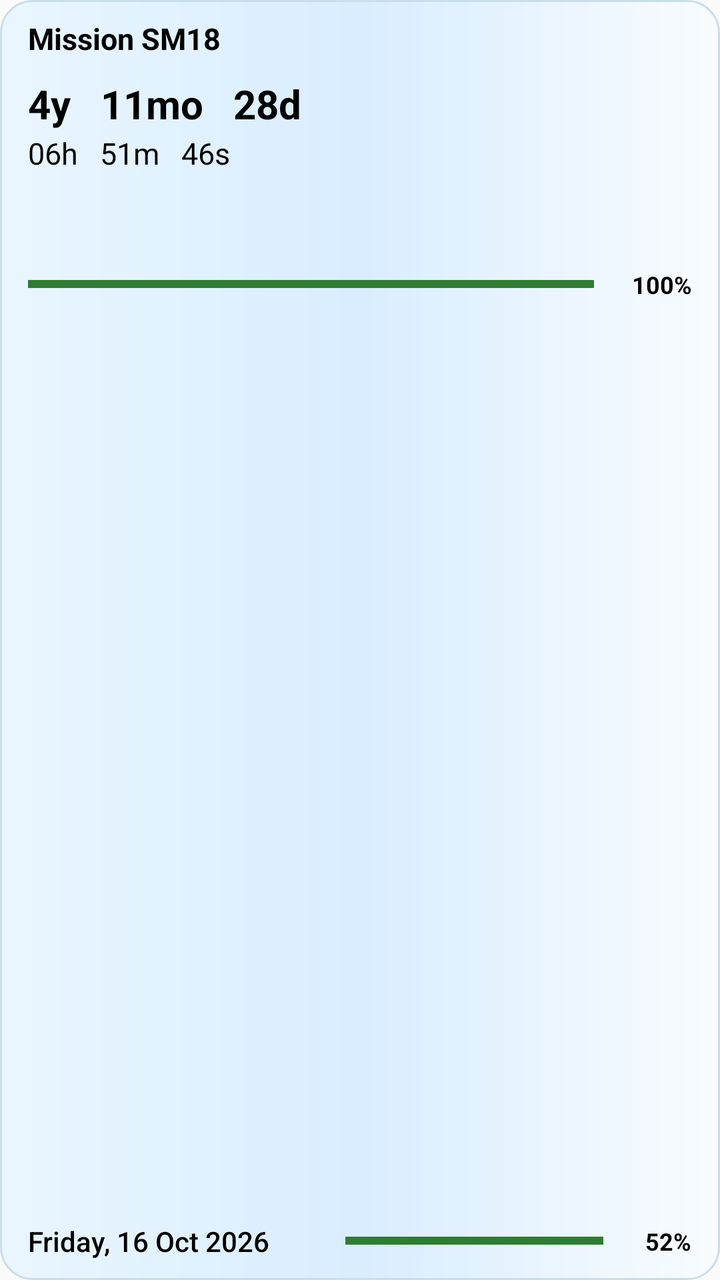
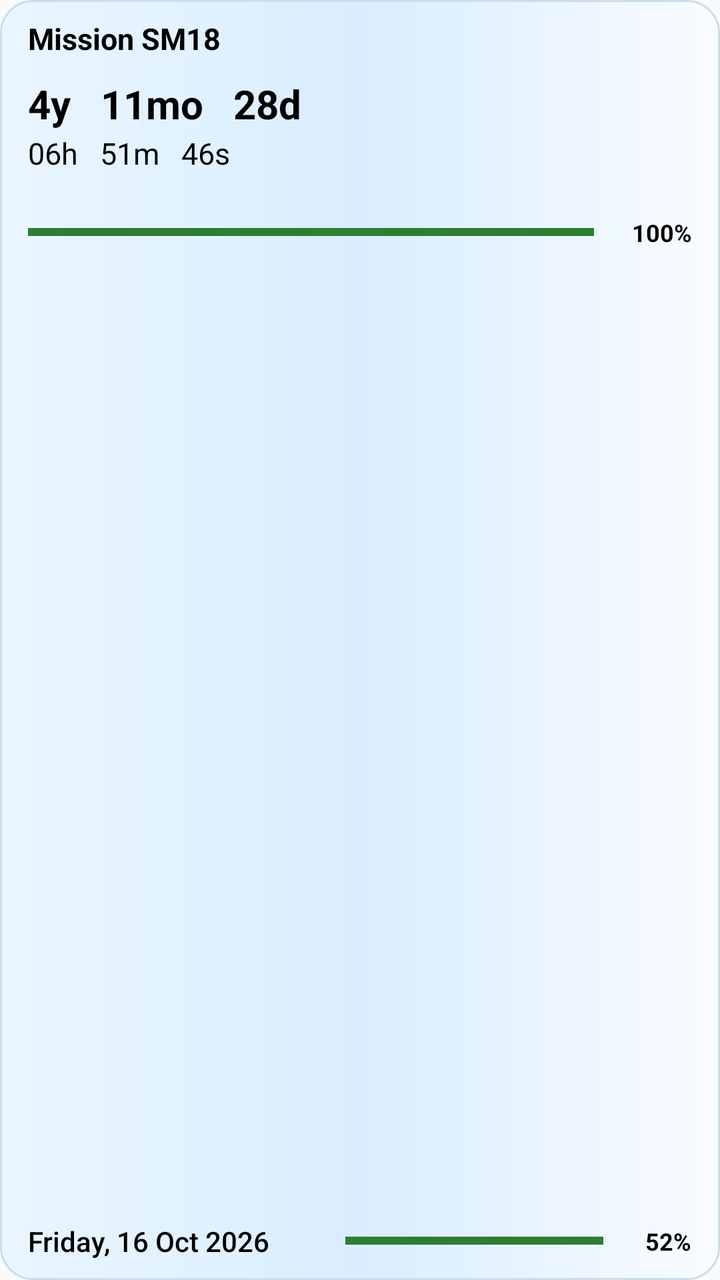

Compare the two renders of this Android layout. The source of the first and the diff that turns it into the second are given below.
<!-- AndroidManifest.xml: application theme android:Theme.Material.Light.NoActionBar -->
<!-- res/layout/countdown_widget.xml -->
<?xml version="1.0" encoding="utf-8"?>
<LinearLayout xmlns:android="http://schemas.android.com/apk/res/android"
    android:id="@+id/widget_root"
    android:layout_width="match_parent"
    android:layout_height="match_parent"
    android:orientation="vertical"
    android:gravity="top"
    android:paddingStart="14dp"
    android:paddingEnd="14dp"
    android:paddingTop="9dp"
    android:paddingBottom="10dp"
    android:background="@drawable/widget_background">

    <TextView
        android:id="@+id/widget_title"
        android:layout_width="match_parent"
        android:layout_height="wrap_content"
        android:text="Mission SM18"
        android:textColor="#FF000000"
        android:textSize="15sp"
        android:textStyle="bold"
        android:maxLines="1" />

    <TextView
        android:id="@+id/widget_date"
        android:layout_width="match_parent"
        android:layout_height="wrap_content"
        android:layout_marginTop="9dp"
        android:text="4y   11mo   28d"
        android:textColor="#FF000000"
        android:textSize="20sp"
        android:textStyle="bold"
        android:maxLines="1"
        android:ellipsize="end" />

    <LinearLayout
        android:id="@+id/widget_time_row"
        android:layout_width="match_parent"
        android:layout_height="wrap_content"
        android:layout_marginTop="3dp"
        android:gravity="center_vertical"
        android:orientation="horizontal">

        <TextView
            android:id="@+id/widget_time"
            android:layout_width="wrap_content"
            android:layout_height="wrap_content"
            android:text="06h   51m   46s"
            android:textColor="#FF000000"
            android:textSize="15sp"
            android:includeFontPadding="false"
            android:maxLines="1" />

    </LinearLayout>

    <LinearLayout
        android:id="@+id/widget_main_progress_row"
        android:layout_width="match_parent"
        android:layout_height="wrap_content"
        android:layout_marginTop="48dp"
        android:gravity="center_vertical"
        android:orientation="horizontal">
        <FrameLayout
            android:layout_width="0dp"
            android:layout_height="8dp"
            android:layout_weight="1">
            <ProgressBar android:id="@+id/widget_progress_green" style="?android:attr/progressBarStyleHorizontal" android:layout_width="match_parent" android:layout_height="8dp" android:max="1000" android:progress="1000" android:progressTint="#2E7D32" android:progressBackgroundTint="#559E9E9E" />
            <ProgressBar android:id="@+id/widget_progress_yellow" style="?android:attr/progressBarStyleHorizontal" android:layout_width="match_parent" android:layout_height="8dp" android:max="1000" android:progress="1000" android:progressTint="#F9A825" android:progressBackgroundTint="#559E9E9E" android:visibility="gone" />
            <ProgressBar android:id="@+id/widget_progress_orange" style="?android:attr/progressBarStyleHorizontal" android:layout_width="match_parent" android:layout_height="8dp" android:max="1000" android:progress="1000" android:progressTint="#EF6C00" android:progressBackgroundTint="#559E9E9E" android:visibility="gone" />
            <ProgressBar android:id="@+id/widget_progress_red" style="?android:attr/progressBarStyleHorizontal" android:layout_width="match_parent" android:layout_height="8dp" android:max="1000" android:progress="1000" android:progressTint="#C62828" android:progressBackgroundTint="#559E9E9E" android:visibility="gone" />
        </FrameLayout>
        <TextView
            android:id="@+id/widget_main_percent"
            android:layout_width="42dp"
            android:layout_height="wrap_content"
            android:layout_marginStart="7dp"
            android:gravity="end|center_vertical"
            android:text="100%"
            android:textColor="#FF000000"
            android:textSize="12sp"
            android:textStyle="bold"
            android:maxLines="1" />
    </LinearLayout>

    <LinearLayout
        android:layout_width="match_parent"
        android:layout_height="0dp"
        android:layout_weight="1"
        android:orientation="vertical" />

    <LinearLayout
        android:id="@+id/widget_bottom_row"
        android:layout_width="match_parent"
        android:layout_height="wrap_content"
        android:layout_marginTop="8dp"
        android:gravity="center_vertical"
        android:orientation="horizontal">
        <TextView
            android:id="@+id/widget_today"
            android:layout_width="0dp"
            android:layout_height="wrap_content"
            android:layout_weight="1.15"
            android:layout_marginEnd="10dp"
            android:text="Friday, 16 Oct 2026"
            android:textColor="#FF000000"
            android:textSize="14sp"
            android:fontFamily="sans-serif-medium"
            android:maxLines="1"
            android:ellipsize="end" />
        <FrameLayout
            android:layout_width="0dp"
            android:layout_height="6dp"
            android:layout_weight="1"
            android:contentDescription="Time remaining today">
            <ProgressBar android:id="@+id/widget_day_track" style="?android:attr/progressBarStyleHorizontal" android:layout_width="match_parent" android:layout_height="6dp" android:max="1000" android:progress="1000" android:progressTint="#559E9E9E" android:progressBackgroundTint="#559E9E9E" />
            <ProgressBar android:id="@+id/widget_day_green" style="?android:attr/progressBarStyleHorizontal" android:layout_width="match_parent" android:layout_height="6dp" android:max="1000" android:progress="1000" android:progressTint="#2E7D32" android:progressBackgroundTint="#559E9E9E" />
            <ProgressBar android:id="@+id/widget_day_yellow" style="?android:attr/progressBarStyleHorizontal" android:layout_width="match_parent" android:layout_height="6dp" android:max="1000" android:progress="1000" android:progressTint="#F9A825" android:progressBackgroundTint="#559E9E9E" android:visibility="gone" />
            <ProgressBar android:id="@+id/widget_day_orange" style="?android:attr/progressBarStyleHorizontal" android:layout_width="match_parent" android:layout_height="6dp" android:max="1000" android:progress="1000" android:progressTint="#EF6C00" android:progressBackgroundTint="#559E9E9E" android:visibility="gone" />
            <ProgressBar android:id="@+id/widget_day_red" style="?android:attr/progressBarStyleHorizontal" android:layout_width="match_parent" android:layout_height="6dp" android:max="1000" android:progress="1000" android:progressTint="#C62828" android:progressBackgroundTint="#559E9E9E" android:visibility="gone" />
        </FrameLayout>
        <TextView
            android:id="@+id/widget_day_percent"
            android:layout_width="38dp"
            android:layout_height="wrap_content"
            android:layout_marginStart="6dp"
            android:gravity="end|center_vertical"
            android:text="52%"
            android:textColor="#FF000000"
            android:textSize="12sp"
            android:textStyle="bold"
            android:maxLines="1" />
    </LinearLayout>
</LinearLayout>
<!-- resources referenced by this layout -->
<resources>
  <!-- drawable widget_background (drawable) -->
  <?xml version="1.0" encoding="utf-8"?>
  <shape xmlns:android="http://schemas.android.com/apk/res/android">
      <gradient android:angle="0" android:startColor="#FFEAF6FF" android:centerColor="#FFD9EDFF" android:endColor="#FFF9FCFF" android:type="linear" />
      <corners android:radius="16dp" />
      <stroke android:width="1dp" android:color="#FFC9DDEB" />
  </shape>
</resources>

<!-- the commit's change to res/layout/countdown_widget.xml (unified diff, before → after) -->
@@ -57,7 +57,7 @@
         android:id="@+id/widget_main_progress_row"
         android:layout_width="match_parent"
         android:layout_height="wrap_content"
-        android:layout_marginTop="48dp"
+        android:layout_marginTop="22dp"
         android:gravity="center_vertical"
         android:orientation="horizontal">
         <FrameLayout
@@ -92,7 +92,7 @@
         android:id="@+id/widget_bottom_row"
         android:layout_width="match_parent"
         android:layout_height="wrap_content"
-        android:layout_marginTop="8dp"
+        android:layout_marginTop="4dp"
         android:gravity="center_vertical"
         android:orientation="horizontal">
         <TextView
